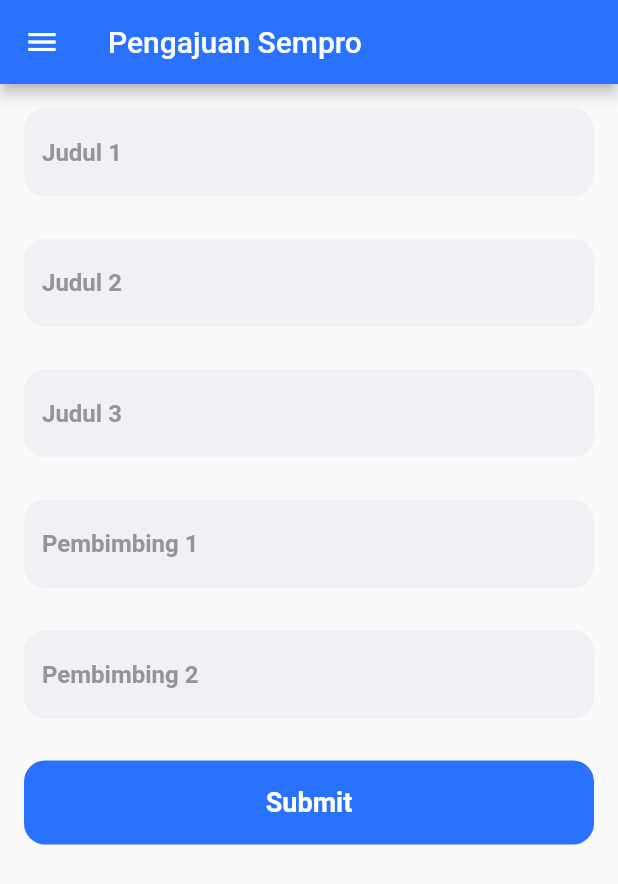
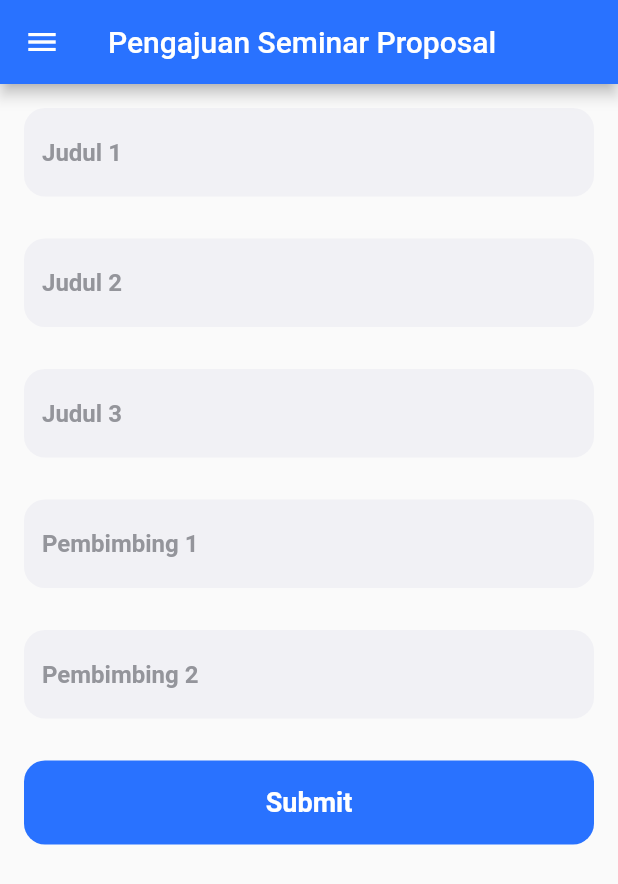
Before and after one commit to alfinemha/Project_Mobile, a Flutter app: the PengajuanSemproPage screen opened directly, on a phone screen of 412 x 824 dp. Shown: the top 884 px of the screen. Run offline on Flutter 3.47's test engine with Material 2 defaults, Android fonts, the phone set to English and light mode, and no system bars; our stand-ins replace dotted_border, file_picker, flutter_secure_storage, flutter_swiper_null_safety, image_picker; accounts and stored records are empty.

Commit message:
update pengajuan sempro

```diff
--- a/jadwalsidang/lib/pages/pengajuan_sempro_page.dart
+++ b/jadwalsidang/lib/pages/pengajuan_sempro_page.dart
@@ -60,7 +60,7 @@ class _PengajuanSemproPageState extends State<PengajuanSemproPage> {
     return Scaffold(
         appBar: AppBar(
           backgroundColor: primaryBlue,
-          title: Text('Pengajuan Sempro'),
+          title: Text('Pengajuan Seminar Proposal'),
           // automaticallyImplyLeading: false,
         ),
         body: SingleChildScrollView(
```
